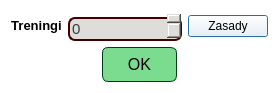
SiekamCebule/sj-sim, file source/UI/Seasons/CalendarEditor/MultipleTrainingsEditDialog.ui: the form before one commit.
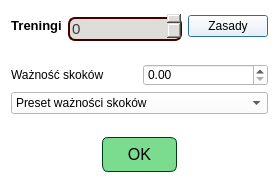
The form after the commit.

```diff
--- a/source/UI/Seasons/CalendarEditor/MultipleTrainingsEditDialog.ui
+++ b/source/UI/Seasons/CalendarEditor/MultipleTrainingsEditDialog.ui
@@ -7,7 +7,7 @@
     <x>0</x>
     <y>0</y>
     <width>279</width>
-    <height>92</height>
+    <height>183</height>
    </rect>
   </property>
   <property name="windowTitle">
@@ -93,6 +93,59 @@
      </item>
     </layout>
    </item>
+   <item>
+    <spacer name="verticalSpacer">
+     <property name="orientation">
+      <enum>Qt::Vertical</enum>
+     </property>
+     <property name="sizeHint" stdset="0">
+      <size>
+       <width>20</width>
+       <height>40</height>
+      </size>
+     </property>
+    </spacer>
+   </item>
+   <item>
+    <layout class="QVBoxLayout" name="verticalLayout_2">
+     <item>
+      <layout class="QHBoxLayout" name="horizontalLayout">
+       <item>
+        <widget class="QLabel" name="label_importance">
+         <property name="text">
+          <string>Ważność skoków</string>
+         </property>
+        </widget>
+       </item>
+       <item>
+        <widget class="QDoubleSpinBox" name="doubleSpinBox_importance"/>
+       </item>
+      </layout>
+     </item>
+     <item>
+      <widget class="QComboBox" name="comboBox_importancePreset">
+       <item>
+        <property name="text">
+         <string>Preset ważności skoków</string>
+        </property>
+       </item>
+      </widget>
+     </item>
+    </layout>
+   </item>
+   <item>
+    <spacer name="verticalSpacer_2">
+     <property name="orientation">
+      <enum>Qt::Vertical</enum>
+     </property>
+     <property name="sizeHint" stdset="0">
+      <size>
+       <width>20</width>
+       <height>40</height>
+      </size>
+     </property>
+    </spacer>
+   </item>
    <item>
     <layout class="QHBoxLayout" name="horizontalLayout_OKButton">
      <item>
```
